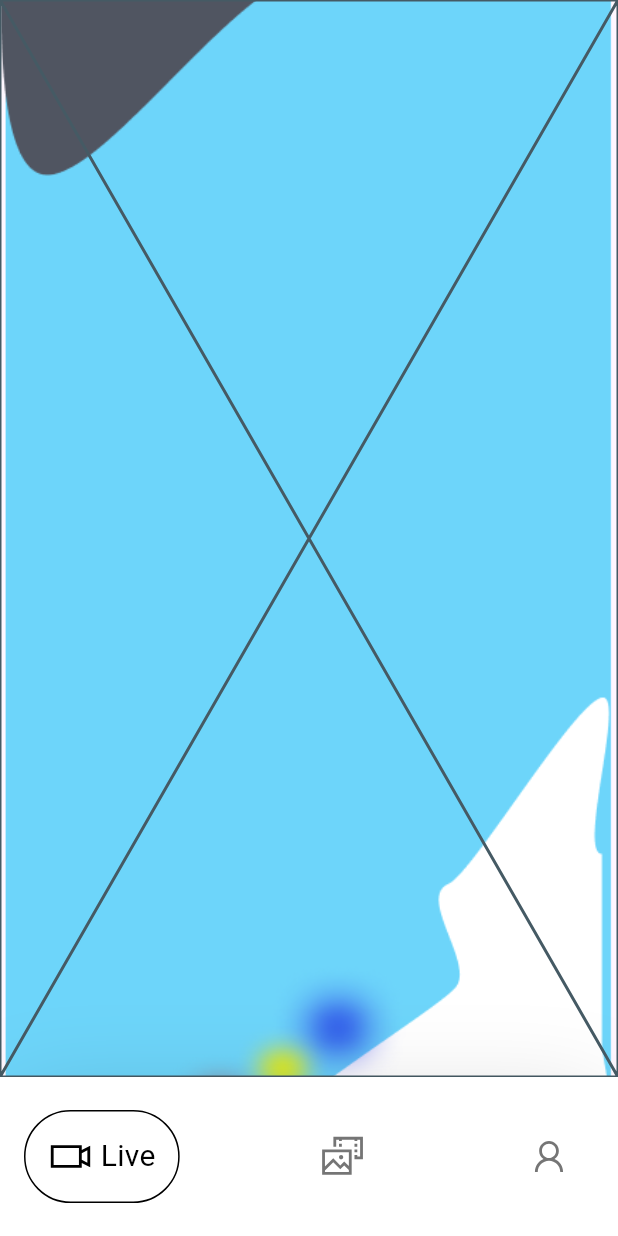
After one commit to quanggdungg0609/flutter-camera-view, a Flutter app: the GalleryPage screen opened by its route, on a phone screen of 412 x 824 dp. The commit adds this screen. Run offline on Flutter 3.47's test engine with Material 3 defaults, Android fonts, the phone set to English and light mode, and no system bars; drawn by our look-alikes of google_nav_bar, toastification; our stand-ins replace dartz, dio, equatable, flutter_bloc, flutter_dotenv, flutter_secure_storage and 4 more; accounts and stored records are empty.

Commit message:
feat: add bottom navigation bar and router

```diff
--- /dev/null
+++ b/lib/core/router/bottom_nav_bar.dart
@@ -0,0 +1,101 @@
+import 'package:flutter/material.dart';
+import 'package:go_router/go_router.dart';
+import 'package:google_nav_bar/google_nav_bar.dart';
+import 'package:line_icons/line_icons.dart';
+
+class BottomNavBar extends StatefulWidget {
+  final Widget child;
+  const BottomNavBar({
+    super.key,
+    required this.child,
+  });
+
+  @override
+  // ignore: library_private_types_in_public_api
+  _BottomNavBarState createState() => _BottomNavBarState();
+}
+
+class _BottomNavBarState extends State<BottomNavBar> {
+  int currentIndex = 0;
+
+  @override
+  Widget build(BuildContext context) {
+    return Scaffold(
+      body: Container(
+        decoration: const BoxDecoration(
+          image: DecorationImage(
+            image: AssetImage("assets/backgrounds/home.png"),
+            fit: BoxFit.cover,
+          ),
+        ),
+        child: widget.child,
+      ),
+      bottomNavigationBar: Container(
+        decoration: BoxDecoration(
+          color: Colors.white,
+          boxShadow: [
+            BoxShadow(
+              spreadRadius: -10,
+              blurRadius: 60,
+              color: Colors.black.withOpacity(.20),
+              offset: const Offset(0, 15),
+            )
+          ],
+        ),
+        child: Padding(
+          padding: const EdgeInsets.symmetric(horizontal: 16.0, vertical: 22),
+          child: _createBottomNavigationBar(),
+        ),
+      ),
+    );
+  }
+
+  Widget _createBottomNavigationBar() {
+    return GNav(
+      selectedIndex: currentIndex,
+      onTabChange: _onTabChangeHandle,
+      padding: const EdgeInsets.symmetric(horizontal: 15.0, vertical: 15),
+      gap: 5,
+      color: Colors.grey[600],
+      activeColor: Colors.black,
+      rippleColor: Colors.grey[300]!,
+      hoverColor: Colors.grey[100]!,
+      tabActiveBorder: Border.all(color: Colors.black),
+      iconSize: 30,
+      textStyle: const TextStyle(fontSize: 20, color: Colors.black),
+      tabs: const [
+        GButton(
+          icon: LineIcons.video,
+          text: "Live",
+        ),
+        GButton(
+          icon: LineIcons.photoVideo,
+          text: "Gallery",
+        ),
+        GButton(
+          icon: LineIcons.user,
+          text: 'Profile',
+        )
+      ],
+    );
+  }
+
+  void _onTabChangeHandle(int index) {
+    switch (index) {
+      case 0:
+        context.go("/");
+        break;
+      case 1:
+        context.go("/gallery");
+        break;
+      case 2:
+        context.go("/profile");
+        break;
+    }
+    setState(
+      () {
+        currentIndex = index;
+      },
+    );
+  }
+}
--- a/lib/core/router/router.dart
+++ b/lib/core/router/router.dart
@@ -1,14 +1,40 @@
+import 'package:flutter/material.dart';
+import 'package:flutter_camera_view/core/router/bottom_nav_bar.dart';
+import 'package:flutter_camera_view/features/camera_view/presentation/pages/camera_view.page.dart';
+import 'package:flutter_camera_view/features/gallery/presentation/pages/gallery.page.dart';
 import 'package:flutter_camera_view/features/login/presentation/pages/login.page.dart';
+import 'package:flutter_camera_view/features/profile/presentation/pages/profile.page.dart';
 import 'package:go_router/go_router.dart';
 
 class AppRouter {
+  static final _rootNavigatorKey = GlobalKey<NavigatorState>();
+  static final _shellNavigatorKey = GlobalKey<NavigatorState>();
   static final GoRouter router = GoRouter(
+    navigatorKey: _rootNavigatorKey,
     initialLocation: "/login",
     routes: [
       GoRoute(
         path: "/login",
         builder: (context, state) => const LoginPages(),
       ),
+      ShellRoute(
+        navigatorKey: _shellNavigatorKey,
+        builder: (context, state, child) => BottomNavBar(child: child),
+        routes: [
+          GoRoute(
+            path: "/",
+            builder: (context, state) => const CameraViewPage(),
+          ),
+          GoRoute(
+            path: "/gallery",
+            builder: (context, state) => const GalleryPage(),
+          ),
+          GoRoute(
+            path: "/profile",
+            builder: (context, state) => const ProfilePage(),
+          )
+        ],
+      )
     ],
   );
 }
--- /dev/null
+++ b/lib/features/camera_view/presentation/pages/camera_view.page.dart
@@ -0,0 +1,13 @@
+import 'package:flutter/material.dart';
+
+class CameraViewPage extends StatelessWidget {
+  const CameraViewPage({super.key});
+
+  @override
+  Widget build(BuildContext context) {
+    return const Scaffold(
+      backgroundColor: Colors.transparent,
+      body: Placeholder(),
+    );
+  }
+}
--- /dev/null
+++ b/lib/features/gallery/presentation/pages/gallery.page.dart
@@ -0,0 +1,17 @@
+import 'package:flutter/material.dart';
+
+class GalleryPage extends StatelessWidget {
+  const GalleryPage({super.key});
+
+  @override
+  Widget build(BuildContext context) {
+    return const Scaffold(
+      backgroundColor: Colors.transparent,
+      body: Stack(
+        children: [
+          Placeholder(),
+        ],
+      ),
+    );
+  }
+}
--- a/lib/features/login/presentation/widgets/login_section.widget.dart
+++ b/lib/features/login/presentation/widgets/login_section.widget.dart
@@ -2,6 +2,7 @@ import 'package:flutter/material.dart';
 import 'package:flutter_bloc/flutter_bloc.dart';
 import 'package:flutter_camera_view/features/login/presentation/bloc/account/account_info.bloc.dart';
 import 'package:flutter_camera_view/features/login/presentation/bloc/auth/auth_bloc.dart';
+import 'package:go_router/go_router.dart';
 import 'package:toastification/toastification.dart';
 
 class LoginSectionWidget extends StatefulWidget {
@@ -49,6 +50,9 @@ class _LoginSectionWidgetState extends State<LoginSectionWidget> {
                 autoCloseDuration: const Duration(seconds: 2),
                 showProgressBar: false,
                 closeButtonShowType: CloseButtonShowType.none,
+                callbacks: ToastificationCallbacks(
+                  onAutoCompleteCompleted: (toastItem) => context.go("/"),
+                ),
               );
 
               if (isRemember) {
--- /dev/null
+++ b/lib/features/profile/presentation/pages/profile.page.dart
@@ -0,0 +1,13 @@
+import 'package:flutter/material.dart';
+
+class ProfilePage extends StatelessWidget {
+  const ProfilePage({super.key});
+
+  @override
+  Widget build(BuildContext context) {
+    return const Scaffold(
+      backgroundColor: Colors.transparent,
+      body: Placeholder(),
+    );
+  }
+}
--- a/pubspec.yaml
+++ b/pubspec.yaml
@@ -48,8 +48,8 @@ dependencies:
   flutter_secure_storage: ^9.2.2
   dartz: ^0.10.1
   toastification: ^2.3.0
-
-
+  google_nav_bar: ^5.0.6
+  line_icons: ^2.0.2
 
 
 
```
Also changed, not shown: assets/backgrounds/home.png (added), lib/features/camera_view/presentations/pages/camera_view.page.dart (deleted), pubspec.lock.
